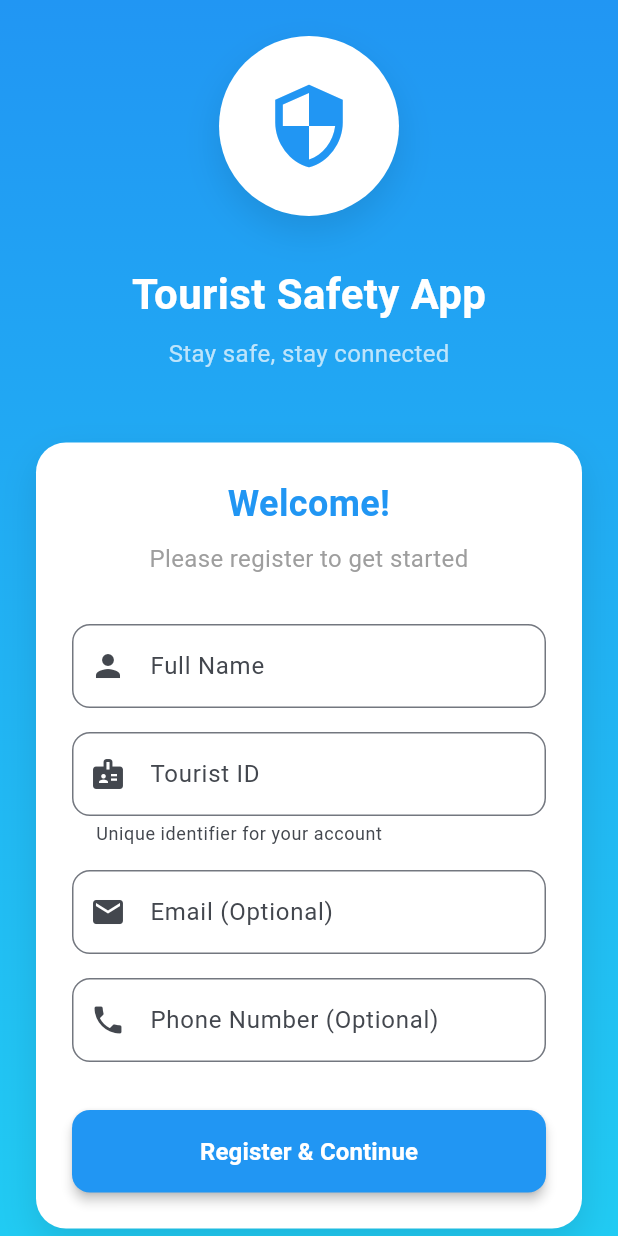
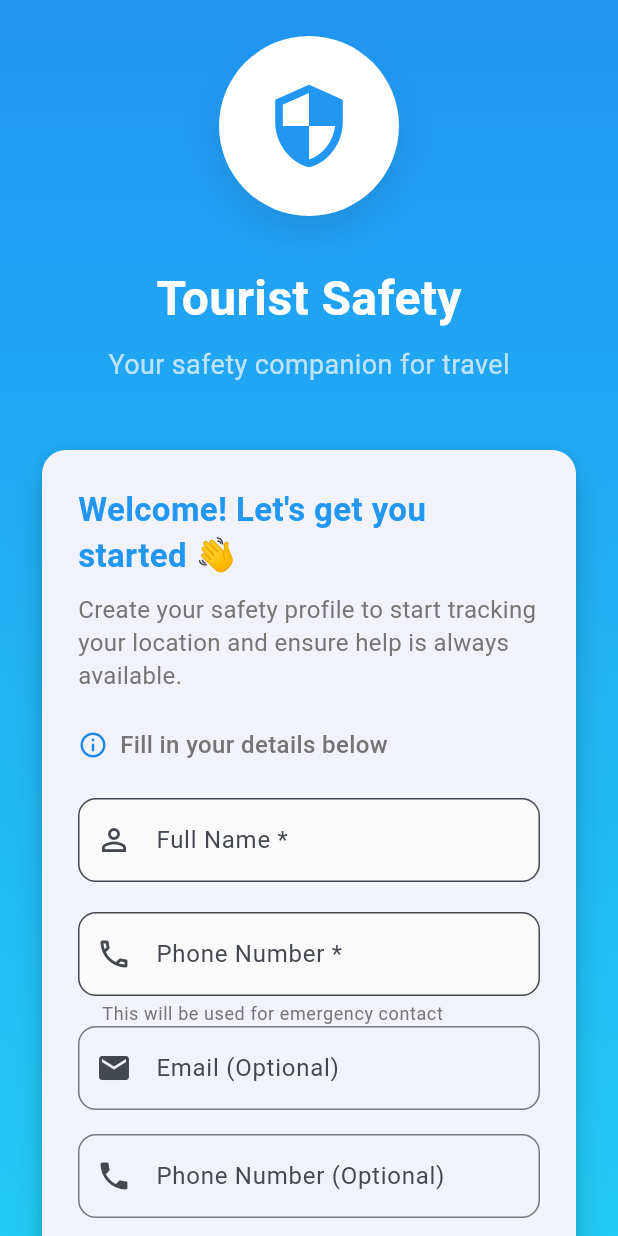
Before and after one commit to nodenest11/sih_mobileapp, a Flutter app: the screen it shows after launch, on a phone screen of 412 x 824 dp. Run offline on Flutter 3.47's test engine with Material 3 defaults, Android fonts, the phone set to English and light mode, and no system bars; our stand-ins replace flutter_map, geolocator, latlong2, shared_preferences.

Commit message:
Mobile App working part but geofacing not tested

```diff
--- a/lib/screens/login_screen.dart
+++ b/lib/screens/login_screen.dart
@@ -14,7 +14,6 @@ class LoginScreen extends StatefulWidget {
 class _LoginScreenState extends State<LoginScreen> {
   final _formKey = GlobalKey<FormState>();
   final _nameController = TextEditingController();
-  final _touristIdController = TextEditingController();
   final _emailController = TextEditingController();
   final _phoneController = TextEditingController();
 
@@ -30,7 +29,6 @@ class _LoginScreenState extends State<LoginScreen> {
   @override
   void dispose() {
     _nameController.dispose();
-    _touristIdController.dispose();
     _emailController.dispose();
     _phoneController.dispose();
     super.dispose();
@@ -70,29 +68,29 @@ class _LoginScreenState extends State<LoginScreen> {
     try {
       final response = await _apiService.registerTourist(
         name: _nameController.text.trim(),
-        touristId: _touristIdController.text.trim(),
-        email: _emailController.text.trim().isNotEmpty ? _emailController.text.trim() : null,
-        phone: _phoneController.text.trim().isNotEmpty ? _phoneController.text.trim() : null,
+        contact: _phoneController.text.trim(),
+        emergencyContact: _phoneController.text.trim(), // Using same phone as emergency for now
+        tripInfo: null, // No default trip info - let backend handle
       );
 
       if (response['success'] == true) {
+        final touristData = response['tourist'];
+
         // Save user data locally
         final prefs = await SharedPreferences.getInstance();
-        await prefs.setString('tourist_id', _touristIdController.text.trim());
+        await prefs.setString('tourist_id', touristData['id'].toString());
         await prefs.setString('tourist_name', _nameController.text.trim());
+        await prefs.setString('tourist_phone', _phoneController.text.trim());
         if (_emailController.text.trim().isNotEmpty) {
           await prefs.setString('tourist_email', _emailController.text.trim());
-        }
-        if (_phoneController.text.trim().isNotEmpty) {
-          await prefs.setString('tourist_phone', _phoneController.text.trim());
         }
 
         // Create tourist object
         final tourist = Tourist(
-          id: _touristIdController.text.trim(),
+          id: touristData['id'].toString(),
           name: _nameController.text.trim(),
           email: _emailController.text.trim().isNotEmpty ? _emailController.text.trim() : null,
-          phone: _phoneController.text.trim().isNotEmpty ? _phoneController.text.trim() : null,
+          phone: _phoneController.text.trim(),
           registrationDate: DateTime.now(),
         );
 
@@ -186,106 +184,131 @@ class _LoginScreenState extends State<LoginScreen> {
 
                   // App Title
                   const Text(
-                    'Tourist Safety App',
+                    'Tourist Safety',
                     style: TextStyle(
-                      fontSize: 28,
+                      fontSize: 32,
                       fontWeight: FontWeight.bold,
                       color: Colors.white,
                     ),
                   ),
                   const SizedBox(height: 8),
                   const Text(
-                    'Stay safe, stay connected',
+                    'Your safety companion for travel',
                     style: TextStyle(
-                      fontSize: 16,
+                      fontSize: 18,
                       color: Colors.white70,
                     ),
                   ),
-                  const SizedBox(height: 48),
+                  const SizedBox(height: 40),
 
-                  // Registration Form
-                  Container(
-                    padding: const EdgeInsets.all(24),
-                    decoration: BoxDecoration(
-                      color: Colors.white,
-                      borderRadius: BorderRadius.circular(20),
-                      boxShadow: [
-                        BoxShadow(
-                          color: Colors.black.withOpacity(0.1),
-                          blurRadius: 20,
-                          offset: const Offset(0, 10),
-                        ),
-                      ],
-                    ),
-                    child: Form(
-                      key: _formKey,
+                  // Welcome Card
+                  Card(
+                    elevation: 8,
+                    shape: RoundedRectangleBorder(borderRadius: BorderRadius.circular(16)),
+                    child: Padding(
+                      padding: const EdgeInsets.all(24),
                       child: Column(
-                        crossAxisAlignment: CrossAxisAlignment.stretch,
+                        crossAxisAlignment: CrossAxisAlignment.start,
                         children: [
                           const Text(
-                            'Welcome!',
+                            'Welcome! Let\'s get you started 👋',
                             style: TextStyle(
-                              fontSize: 24,
+                              fontSize: 22,
                               fontWeight: FontWeight.bold,
                               color: Color(0xFF2196F3),
                             ),
-                            textAlign: TextAlign.center,
                           ),
                           const SizedBox(height: 8),
-                          const Text(
-                            'Please register to get started',
+                          Text(
+                            'Create your safety profile to start tracking your location and ensure help is always available.',
                             style: TextStyle(
                               fontSize: 16,
-                              color: Colors.grey,
+                              color: Colors.grey[600],
+                              height: 1.4,
                             ),
-                            textAlign: TextAlign.center,
                           ),
-                          const SizedBox(height: 32),
+                          const SizedBox(height: 24),
 
-                          // Name Field
+                          // Form instructions
+                          Row(
+                            children: [
+                              Icon(Icons.info_outline, color: Colors.blue[600], size: 20),
+                              const SizedBox(width: 8),
+                              Expanded(
+                                child: Text(
+                                  'Fill in your details below',
+                                  style: TextStyle(
+                                    fontSize: 16,
+                                    color: Colors.grey[600],
+                                    fontWeight: FontWeight.w500,
+                                  ),
+                                ),
+                              ),
+                            ],
+                          ),
+                          const SizedBox(height: 24),
+
+                          // Form within the welcome card
+                          Form(
+                            key: _formKey,
+                            child: Column(
+                              crossAxisAlignment: CrossAxisAlignment.stretch,
+                              children: [
                           TextFormField(
                             controller: _nameController,
-                            decoration: const InputDecoration(
-                              labelText: 'Full Name',
-                              prefixIcon: Icon(Icons.person),
+                            textCapitalization: TextCapitalization.words,
+                            decoration: InputDecoration(
+                              labelText: 'Full Name *',
+                              hintText: 'Enter your full name',
+                              prefixIcon: const Icon(Icons.person_outline),
                               border: OutlineInputBorder(
-                                borderRadius: BorderRadius.all(Radius.circular(12)),
+                                borderRadius: BorderRadius.circular(12),
                               ),
+                              filled: true,
+                              fillColor: Colors.grey[50],
                             ),
                             validator: (value) {
                               if (value == null || value.trim().isEmpty) {
-                                return 'Please enter your name';
+                                return '👤 Please enter your full name';
                               }
                               if (value.trim().length < 2) {
-                                return 'Name must be at least 2 characters';
+                                return '👤 Name must be at least 2 characters';
                               }
                               return null;
                             },
                           ),
-                          const SizedBox(height: 16),
+                          const SizedBox(height: 20),
 
-                          // Tourist ID Field
+                          // Phone Field
                           TextFormField(
-                            controller: _touristIdController,
-                            decoration: const InputDecoration(
-                              labelText: 'Tourist ID',
-                              prefixIcon: Icon(Icons.badge),
+                            controller: _phoneController,
+                            keyboardType: TextInputType.phone,
+                            decoration: InputDecoration(
+                              labelText: 'Phone Number *',
+                              hintText: '9876543210',
+                              prefixIcon: const Icon(Icons.phone_outlined),
+                              prefixText: '+91 ',
                               border: OutlineInputBorder(
-                                borderRadius: BorderRadius.all(Radius.circular(12)),
+                                borderRadius: BorderRadius.circular(12),
                               ),
-                              helperText: 'Unique identifier for your account',
+                              filled: true,
+                              fillColor: Colors.grey[50],
+                              helperText: 'This will be used for emergency contact',
+                              helperStyle: TextStyle(color: Colors.grey[600]),
                             ),
                             validator: (value) {
                               if (value == null || value.trim().isEmpty) {
-                                return 'Please enter your Tourist ID';
+                                return '📱 Phone number is required for safety';
                               }
-                              if (value.trim().length < 3) {
-                                return 'Tourist ID must be at least 3 characters';
+                              if (value.trim().length != 10) {
+                                return '📱 Please enter a valid 10-digit phone number';
+                              }
+                              if (!RegExp(r'^[6-9][0-9]{9}$').hasMatch(value.trim())) {
+                                return '📱 Please enter a valid Indian mobile number';
                               }
                               return null;
                             },
                           ),
-                          const SizedBox(height: 16),
 
                           // Email Field (Optional)
                           TextFormField(
@@ -360,6 +383,9 @@ class _LoginScreenState extends State<LoginScreen> {
                                     ),
                                   ),
                           ),
+                              ],
+                            ),
+                          ),
                         ],
                       ),
                     ),
```
Also changed, not shown: lib/screens/home_screen.dart (+30 -15 lines), lib/screens/map_screen.dart (+35 -16 lines), lib/services/api_service.dart (+227 -185 lines), lib/services/location_service.dart (+8 -9 lines), lib/widgets/panic_button.dart (+8 -9 lines).
